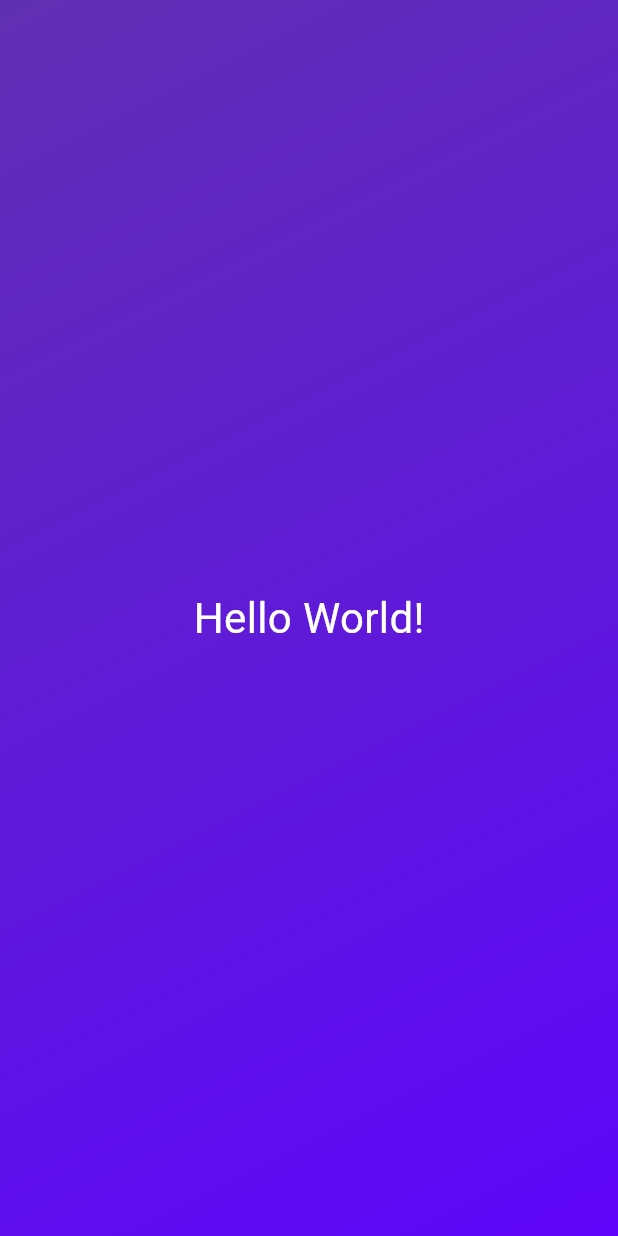
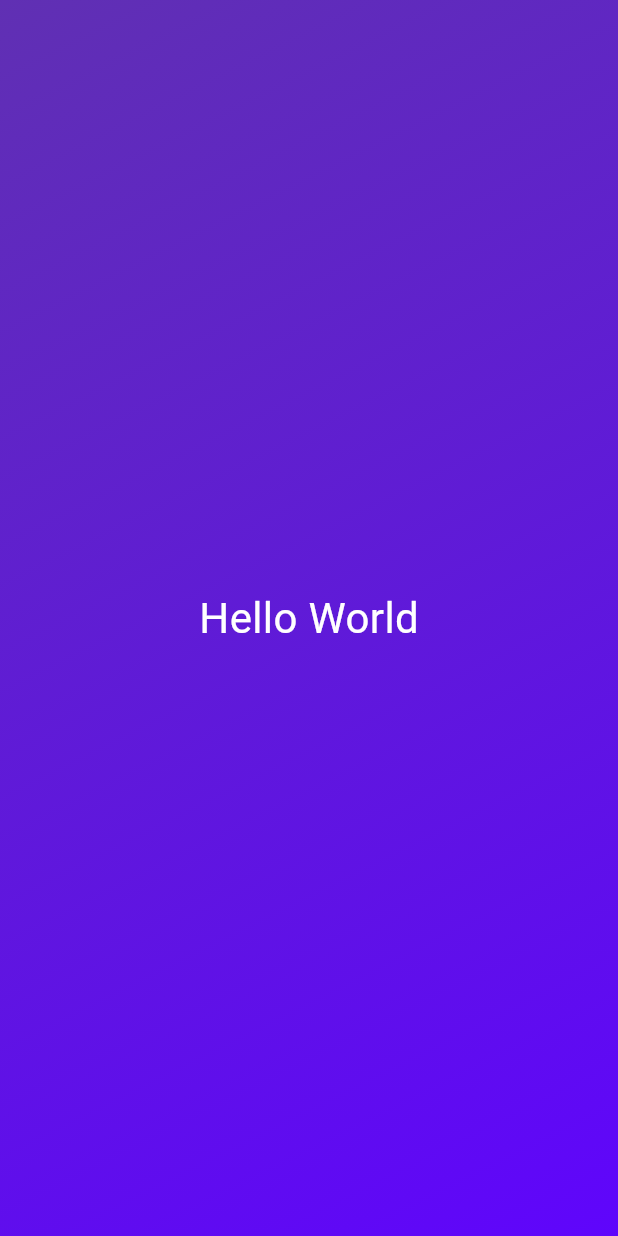
Before and after one commit to godomainz/flutter_first_app_2, a Flutter app: the screen it shows after launch, on a phone screen of 412 x 824 dp. Run offline on Flutter 3.47's test engine with Material 3 defaults, Android fonts, the phone set to English and light mode, and no system bars.

```diff
--- a/lib/gradient_container.dart
+++ b/lib/gradient_container.dart
@@ -20,8 +20,8 @@ class GradientContainer extends StatelessWidget {
           end: endAlignment,
         ),
       ),
-      child: const Center(
-        child: StyledText(),
+      child: Center(
+        child: StyledText("Hello World"),
       ),
     );
   }
--- a/lib/styled_text.dart
+++ b/lib/styled_text.dart
@@ -1,13 +1,14 @@
 import 'package:flutter/material.dart';
 
 class StyledText extends StatelessWidget {
-  const StyledText({super.key});
+  final String text;
+  const StyledText(this.text, {super.key});
 
   @override
   Widget build(BuildContext context) {
-    return const Text(
-      'Hello World!',
-      style: TextStyle(
+    return Text(
+      text,
+      style: const TextStyle(
         color: Colors.white,
         fontSize: 28,
       ),
```
